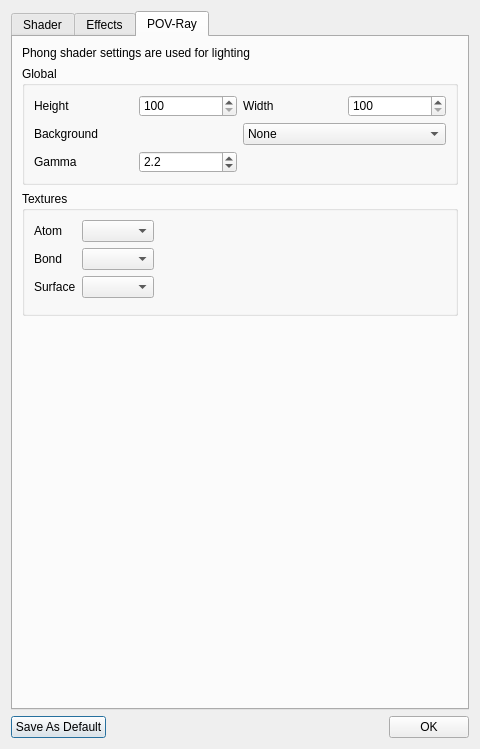
Qt form src/Viewer/ShaderDialog.ui (nutjunkie/IQmol) before a commit.
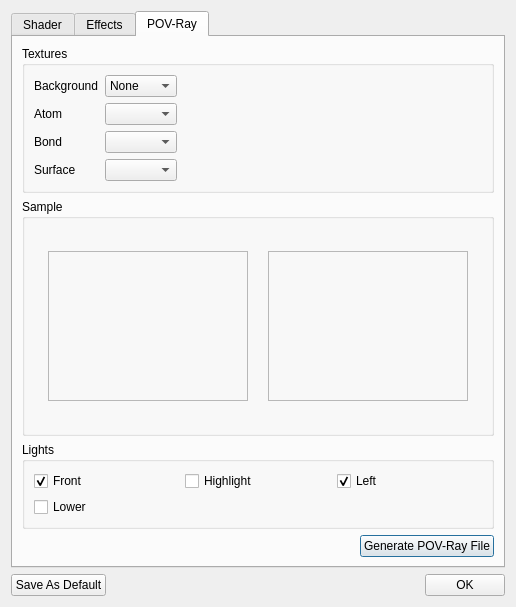
The same form after that commit. The open tabs and pages were chosen to show the change.

What changed in the file:
```diff
--- a/src/Viewer/ShaderDialog.ui
+++ b/src/Viewer/ShaderDialog.ui
@@ -6,8 +6,8 @@
    <rect>
     <x>0</x>
     <y>0</y>
-    <width>480</width>
-    <height>749</height>
+    <width>516</width>
+    <height>607</height>
    </rect>
   </property>
   <property name="windowTitle">
@@ -429,139 +429,40 @@
        <string>POV-Ray</string>
       </attribute>
       <layout class="QVBoxLayout" name="verticalLayout_5">
-       <item>
-        <widget class="QLabel" name="label_4">
-         <property name="text">
-          <string>Phong shader settings are used for lighting</string>
-         </property>
-        </widget>
-       </item>
-       <item>
-        <widget class="QGroupBox" name="groupBox">
-         <property name="title">
-          <string>Global</string>
-         </property>
-         <layout class="QGridLayout" name="gridLayout_6">
-          <item row="0" column="1">
-           <layout class="QHBoxLayout" name="horizontalLayout_4">
-            <item>
-             <widget class="QLabel" name="label_6">
-              <property name="text">
-               <string>Width</string>
-              </property>
-             </widget>
-            </item>
-            <item>
-             <widget class="QSpinBox" name="width">
-              <property name="minimum">
-               <number>100</number>
-              </property>
-              <property name="maximum">
-               <number>9999</number>
-              </property>
-             </widget>
-            </item>
-           </layout>
-          </item>
-          <item row="0" column="0">
-           <layout class="QHBoxLayout" name="horizontalLayout_3">
-            <item>
-             <widget class="QLabel" name="label_5">
-              <property name="text">
-               <string>Height</string>
-              </property>
-             </widget>
-            </item>
-            <item>
-             <widget class="QSpinBox" name="height">
-              <property name="minimum">
-               <number>100</number>
-              </property>
-              <property name="maximum">
-               <number>9999</number>
-              </property>
-             </widget>
-            </item>
-           </layout>
-          </item>
-          <item row="1" column="1">
-           <widget class="QComboBox" name="background">
-            <item>
-             <property name="text">
-              <string>None</string>
-             </property>
-            </item>
-            <item>
-             <property name="text">
-              <string>Default</string>
-             </property>
-            </item>
-            <item>
-             <property name="text">
-              <string>Black</string>
-             </property>
-            </item>
-            <item>
-             <property name="text">
-              <string>White</string>
-             </property>
-            </item>
-           </widget>
-          </item>
-          <item row="1" column="0">
-           <widget class="QLabel" name="label_7">
-            <property name="text">
-             <string>Background</string>
-            </property>
-           </widget>
-          </item>
-          <item row="2" column="0">
-           <layout class="QHBoxLayout" name="horizontalLayout">
-            <item>
-             <widget class="QLabel" name="label_11">
-              <property name="text">
-               <string>Gamma</string>
-              </property>
-             </widget>
-            </item>
-            <item>
-             <widget class="QDoubleSpinBox" name="gamma">
-              <property name="decimals">
-               <number>1</number>
-              </property>
-              <property name="maximum">
-               <double>9.900000000000000</double>
-              </property>
-              <property name="singleStep">
-               <double>0.100000000000000</double>
-              </property>
-              <property name="value">
-               <double>2.200000000000000</double>
-              </property>
-             </widget>
-            </item>
-           </layout>
-          </item>
-         </layout>
-        </widget>
-       </item>
        <item>
         <widget class="QGroupBox" name="groupBox_2">
          <property name="title">
           <string>Textures</string>
          </property>
          <layout class="QGridLayout" name="gridLayout_3">
-          <item row="3" column="0" colspan="3">
-           <widget class="QFrame" name="texturePreview">
-            <property name="frameShape">
-             <enum>QFrame::StyledPanel</enum>
+          <item row="2" column="0">
+           <widget class="QLabel" name="label_9">
+            <property name="text">
+             <string>Bond</string>
             </property>
-            <property name="frameShadow">
-             <enum>QFrame::Raised</enum>
+           </widget>
+          </item>
+          <item row="2" column="1">
+           <widget class="QComboBox" name="bondTexture"/>
+          </item>
+          <item row="1" column="0">
+           <widget class="QLabel" name="label_8">
+            <property name="text">
+             <string>Atom</string>
             </property>
            </widget>
           </item>
-          <item row="0" column="2">
+          <item row="3" column="0">
+           <widget class="QLabel" name="label_13">
+            <property name="text">
+             <string>Surface</string>
+            </property>
+           </widget>
+          </item>
+          <item row="3" column="1">
+           <widget class="QComboBox" name="surfaceTexture"/>
+          </item>
+          <item row="1" column="2">
            <spacer name="horizontalSpacer">
             <property name="orientation">
              <enum>Qt::Horizontal</enum>
@@ -574,33 +475,133 @@
             </property>
            </spacer>
           </item>
-          <item row="0" column="1">
+          <item row="1" column="1">
            <widget class="QComboBox" name="atomTexture"/>
           </item>
-          <item row="2" column="1">
-           <widget class="QComboBox" name="surfaceTexture"/>
+          <item row="0" column="1">
+           <widget class="QComboBox" name="background">
+            <item>
+             <property name="text">
+              <string>None</string>
+             </property>
+            </item>
+            <item>
+             <property name="text">
+              <string>Default</string>
+             </property>
+            </item>
+            <item>
+             <property name="text">
+              <string>Black</string>
+             </property>
+            </item>
+            <item>
+             <property name="text">
+              <string>White</string>
+             </property>
+            </item>
+           </widget>
           </item>
-          <item row="2" column="0">
-           <widget class="QLabel" name="label_13">
+          <item row="0" column="0">
+           <widget class="QLabel" name="label_7">
             <property name="text">
-             <string>Surface</string>
+             <string>Background</string>
             </property>
            </widget>
           </item>
+         </layout>
+        </widget>
+       </item>
+       <item>
+        <widget class="QGroupBox" name="groupBox_3">
+         <property name="title">
+          <string>Sample</string>
+         </property>
+         <layout class="QGridLayout" name="gridLayout_7">
+          <item row="0" column="2">
+           <widget class="QFrame" name="atomSampleFrame">
+            <property name="sizePolicy">
+             <sizepolicy hsizetype="Fixed" vsizetype="Fixed">
+              <horstretch>0</horstretch>
+              <verstretch>1</verstretch>
+             </sizepolicy>
+            </property>
+            <property name="minimumSize">
+             <size>
+              <width>200</width>
+              <height>150</height>
+             </size>
+            </property>
+            <property name="frameShape">
+             <enum>QFrame::StyledPanel</enum>
+            </property>
+            <property name="frameShadow">
+             <enum>QFrame::Raised</enum>
+            </property>
+           </widget>
+          </item>
+          <item row="0" column="3">
+           <widget class="QFrame" name="surfaceSampleFrame">
+            <property name="sizePolicy">
+             <sizepolicy hsizetype="Fixed" vsizetype="Fixed">
+              <horstretch>0</horstretch>
+              <verstretch>0</verstretch>
+             </sizepolicy>
+            </property>
+            <property name="minimumSize">
+             <size>
+              <width>200</width>
+              <height>150</height>
+             </size>
+            </property>
+            <property name="frameShape">
+             <enum>QFrame::StyledPanel</enum>
+            </property>
+            <property name="frameShadow">
+             <enum>QFrame::Raised</enum>
+            </property>
+           </widget>
+          </item>
+         </layout>
+        </widget>
+       </item>
+       <item>
+        <widget class="QGroupBox" name="lightBox_2">
+         <property name="title">
+          <string>Lights</string>
+         </property>
+         <layout class="QGridLayout" name="gridLayout_6">
           <item row="0" column="0">
-           <widget class="QLabel" name="label_8">
+           <widget class="QCheckBox" name="povLightFront">
             <property name="text">
-             <string>Atom</string>
+             <string>Front</string>
             </property>
+            <property name="checked">
+             <bool>true</bool>
+            </property>
            </widget>
           </item>
-          <item row="1" column="1">
-           <widget class="QComboBox" name="bondTexture"/>
+          <item row="0" column="1">
+           <widget class="QCheckBox" name="povLightHighlight">
+            <property name="text">
+             <string>Highlight</string>
+            </property>
+           </widget>
+          </item>
+          <item row="0" column="2">
+           <widget class="QCheckBox" name="povLightLeft">
+            <property name="text">
+             <string>Left</string>
+            </property>
+            <property name="checked">
+             <bool>true</bool>
+            </property>
+           </widget>
           </item>
           <item row="1" column="0">
-           <widget class="QLabel" name="label_9">
+           <widget class="QCheckBox" name="povLightLower">
             <property name="text">
-             <string>Bond</string>
+             <string>Lower</string>
             </property>
            </widget>
           </item>
@@ -608,17 +609,28 @@
         </widget>
        </item>
        <item>
-        <spacer name="verticalSpacer_3">
-         <property name="orientation">
-          <enum>Qt::Vertical</enum>
-         </property>
-         <property name="sizeHint" stdset="0">
-          <size>
-           <width>20</width>
-           <height>40</height>
-          </size>
-         </property>
-        </spacer>
+        <layout class="QHBoxLayout" name="horizontalLayout">
+         <item>
+          <spacer name="horizontalSpacer_3">
+           <property name="orientation">
+            <enum>Qt::Horizontal</enum>
+           </property>
+           <property name="sizeHint" stdset="0">
+            <size>
+             <width>40</width>
+             <height>20</height>
+            </size>
+           </property>
+          </spacer>
+         </item>
+         <item>
+          <widget class="QPushButton" name="generatePovRay">
+           <property name="text">
+            <string>Generate POV-Ray File</string>
+           </property>
+          </widget>
+         </item>
+        </layout>
        </item>
       </layout>
       <zorder>groupBox_2</zorder>
```
Left out of the diff: 21 changed lines with no effect on the pictures.
